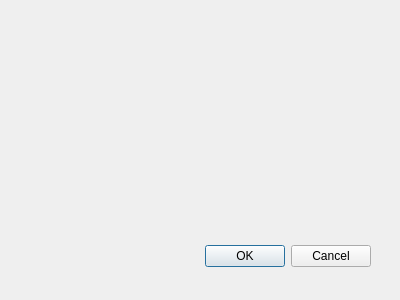
Before: the Qt Designer form Forms/formprescription.ui in motherlode-cmd/psyhoQt, drawn with Qt 5.
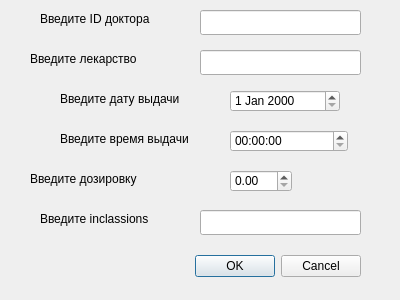
After: the same form once the commit is applied.

Patch:
```diff
--- a/Forms/formprescription.ui
+++ b/Forms/formprescription.ui
@@ -13,11 +13,113 @@
   <property name="windowTitle">
    <string>Dialog</string>
   </property>
+  <widget class="QLabel" name="label_6">
+   <property name="geometry">
+    <rect>
+     <x>40</x>
+     <y>210</y>
+     <width>151</width>
+     <height>17</height>
+    </rect>
+   </property>
+   <property name="text">
+    <string>Введите inclassions</string>
+   </property>
+  </widget>
+  <widget class="QLabel" name="label_2">
+   <property name="geometry">
+    <rect>
+     <x>30</x>
+     <y>50</y>
+     <width>161</width>
+     <height>17</height>
+    </rect>
+   </property>
+   <property name="text">
+    <string>Введите лекарство </string>
+   </property>
+  </widget>
+  <widget class="QLineEdit" name="lineEdit_doctor_id">
+   <property name="geometry">
+    <rect>
+     <x>200</x>
+     <y>10</y>
+     <width>161</width>
+     <height>25</height>
+    </rect>
+   </property>
+  </widget>
+  <widget class="QLineEdit" name="lineEdit_inclassions">
+   <property name="geometry">
+    <rect>
+     <x>200</x>
+     <y>210</y>
+     <width>161</width>
+     <height>25</height>
+    </rect>
+   </property>
+  </widget>
+  <widget class="QLineEdit" name="lineEdit_medicine">
+   <property name="geometry">
+    <rect>
+     <x>200</x>
+     <y>50</y>
+     <width>161</width>
+     <height>25</height>
+    </rect>
+   </property>
+  </widget>
+  <widget class="QDateEdit" name="dateEdit_issue_date">
+   <property name="geometry">
+    <rect>
+     <x>230</x>
+     <y>90</y>
+     <width>110</width>
+     <height>22</height>
+    </rect>
+   </property>
+  </widget>
+  <widget class="QLabel" name="label_5">
+   <property name="geometry">
+    <rect>
+     <x>30</x>
+     <y>170</y>
+     <width>161</width>
+     <height>17</height>
+    </rect>
+   </property>
+   <property name="text">
+    <string>Введите дозировку </string>
+   </property>
+  </widget>
+  <widget class="QLabel" name="label_4">
+   <property name="geometry">
+    <rect>
+     <x>60</x>
+     <y>130</y>
+     <width>161</width>
+     <height>17</height>
+    </rect>
+   </property>
+   <property name="text">
+    <string>Введите время выдачи</string>
+   </property>
+  </widget>
+  <widget class="QTimeEdit" name="timeEdit_issue_time">
+   <property name="geometry">
+    <rect>
+     <x>230</x>
+     <y>130</y>
+     <width>118</width>
+     <height>22</height>
+    </rect>
+   </property>
+  </widget>
   <widget class="QDialogButtonBox" name="buttonBox">
    <property name="geometry">
     <rect>
-     <x>30</x>
-     <y>240</y>
+     <x>20</x>
+     <y>250</y>
      <width>341</width>
      <height>32</height>
     </rect>
@@ -29,6 +131,42 @@
     <set>QDialogButtonBox::StandardButton::Cancel|QDialogButtonBox::StandardButton::Ok</set>
    </property>
   </widget>
+  <widget class="QLabel" name="label">
+   <property name="geometry">
+    <rect>
+     <x>40</x>
+     <y>10</y>
+     <width>151</width>
+     <height>17</height>
+    </rect>
+   </property>
+   <property name="text">
+    <string>Введите ID доктора</string>
+   </property>
+  </widget>
+  <widget class="QDoubleSpinBox" name="doubleSpinBox_">
+   <property name="geometry">
+    <rect>
+     <x>230</x>
+     <y>170</y>
+     <width>62</width>
+     <height>22</height>
+    </rect>
+   </property>
+  </widget>
+  <widget class="QLabel" name="label_3">
+   <property name="geometry">
+    <rect>
+     <x>60</x>
+     <y>90</y>
+     <width>161</width>
+     <height>17</height>
+    </rect>
+   </property>
+   <property name="text">
+    <string>Введите дату выдачи</string>
+   </property>
+  </widget>
  </widget>
  <resources/>
  <connections>
```
Left out of the diff: 35 changed lines with no effect on the pictures.
